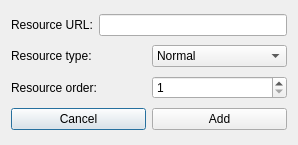
Before: the Qt Designer form src/adddialog.ui in abdullah-radwan/ChartsFinder2, drawn with Qt 5.
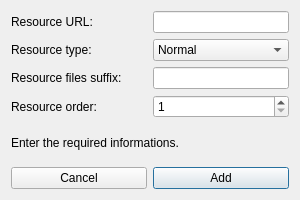
After: the same form once the commit is applied. Icons and pictures are not drawn.

```diff
--- a/src/adddialog.ui
+++ b/src/adddialog.ui
@@ -6,8 +6,8 @@
    <rect>
     <x>0</x>
     <y>0</y>
-    <width>298</width>
-    <height>145</height>
+    <width>300</width>
+    <height>200</height>
    </rect>
   </property>
   <property name="windowTitle">
@@ -24,7 +24,14 @@
       </widget>
      </item>
      <item>
-      <widget class="QLineEdit" name="urlEdit"/>
+      <widget class="QLineEdit" name="urlEdit">
+       <property name="sizePolicy">
+        <sizepolicy hsizetype="Preferred" vsizetype="Fixed">
+         <horstretch>0</horstretch>
+         <verstretch>0</verstretch>
+        </sizepolicy>
+       </property>
+      </widget>
      </item>
     </layout>
    </item>
@@ -53,6 +60,27 @@
      </item>
     </layout>
    </item>
+   <item>
+    <layout class="QHBoxLayout" name="suffixLayout">
+     <item>
+      <widget class="QLabel" name="suffixLabel">
+       <property name="text">
+        <string>Resource files suffix:</string>
+       </property>
+      </widget>
+     </item>
+     <item>
+      <widget class="QLineEdit" name="suffixEdit">
+       <property name="sizePolicy">
+        <sizepolicy hsizetype="Preferred" vsizetype="Fixed">
+         <horstretch>0</horstretch>
+         <verstretch>0</verstretch>
+        </sizepolicy>
+       </property>
+      </widget>
+     </item>
+    </layout>
+   </item>
    <item>
     <layout class="QHBoxLayout" name="orderLayout">
      <item>
@@ -71,6 +99,13 @@
      </item>
     </layout>
    </item>
+   <item>
+    <widget class="QLabel" name="statusLabel">
+     <property name="text">
+      <string>Enter the required informations.</string>
+     </property>
+    </widget>
+   </item>
    <item>
     <layout class="QHBoxLayout" name="buttonsLayout">
      <item>
@@ -82,6 +117,9 @@
         <iconset resource="res.qrc">
          <normaloff>:/res/icons/cancel.svg</normaloff>:/res/icons/cancel.svg</iconset>
        </property>
+       <property name="autoDefault">
+        <bool>false</bool>
+       </property>
       </widget>
      </item>
      <item>
```
Left out of the diff: 2 changed lines with no effect on the pictures.
